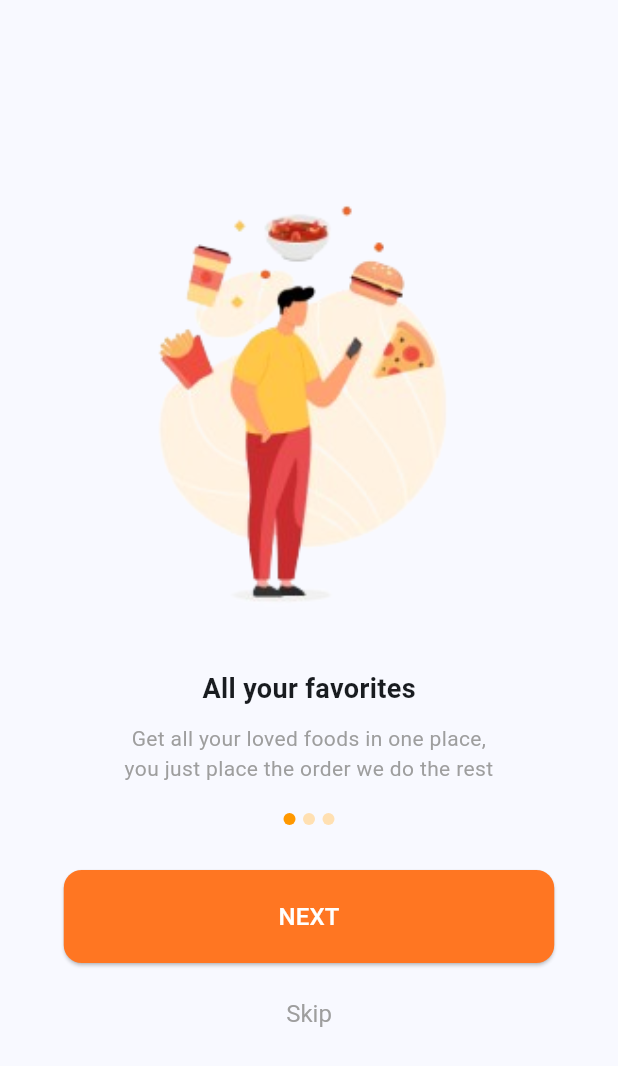
After one commit to TI-POLINDRA/PEMOBILE2-D4RPL2B-PRAKTIKUM4, a Flutter app: the OnboardingScreen screen opened by its route, on a phone screen of 412 x 824 dp. The commit adds this screen. Shown: the top 1066 px of the screen. Run offline on Flutter 3.47's test engine with Material 3 defaults, Android fonts, the phone set to English and light mode, and no system bars; our stand-ins replace flutter_screenutil; Roboto replaces fonts that are missing (sen).

Commit message:
ui: onboarding1 New

```diff
--- a/lib/main.dart
+++ b/lib/main.dart
@@ -2,6 +2,7 @@ import 'package:flutter/material.dart';
 import 'package:flutter_screenutil/flutter_screenutil.dart';
 import 'package:pemobile2_d4rpl3b_praktikum4/screens/login_screen.dart';
 import 'package:pemobile2_d4rpl3b_praktikum4/utils/router_check.dart';
+import 'package:pemobile2_d4rpl3b_praktikum4/screens/onboarding1.dart';
 
 void main() {
   runApp(const MyApp());
@@ -26,6 +27,7 @@ class MyApp extends StatelessWidget {
           routes: {
             '/': (context) => const RouterCheck(),
             '/login': (context) => const LoginScreen(),
+            '/onbording1': (context) => const OnboardingScreen(),
           },
         );
       },
--- /dev/null
+++ b/lib/screens/onboarding1.dart
@@ -0,0 +1,99 @@
+import 'package:flutter/material.dart';
+
+class OnboardingScreen extends StatelessWidget {
+  const OnboardingScreen({super.key});
+
+  @override
+  Widget build(BuildContext context) {
+    return Scaffold(
+      body: Padding(
+        padding: const EdgeInsets.all(20.0),
+        child: Column(
+          mainAxisAlignment: MainAxisAlignment.center,
+          children: [
+            Image.asset(
+              'assets/2.png',
+              width: 240,
+              height: 292,
+              fit: BoxFit.cover,
+            ),
+            const SizedBox(height: 30),
+            const Text(
+              "All your favorites",
+              style: TextStyle(
+                  fontSize: 18, fontWeight: FontWeight.bold, fontFamily: 'sen'),
+            ),
+            const SizedBox(height: 10),
+            const Text(
+              "Get all your loved foods in one place,\n"
+              "you just place the order we do the rest",
+              textAlign: TextAlign.center,
+              style: TextStyle(
+                  fontSize: 14, color: Colors.grey, fontFamily: 'sen'),
+            ),
+            const SizedBox(height: 20),
+            Row(
+              mainAxisAlignment: MainAxisAlignment.center,
+              children: [
+                CircleAvatar(radius: 4, backgroundColor: Colors.orange),
+                const SizedBox(width: 5),
+                CircleAvatar(radius: 4, backgroundColor: Colors.orange[100]),
+                const SizedBox(width: 5),
+                CircleAvatar(radius: 4, backgroundColor: Colors.orange[100]),
+              ],
+            ),
+            const SizedBox(height: 30),
+            SizedBox(
+              width: 327,
+              height: 62,
+              child: ElevatedButton(
+                onPressed: () {
+                  // Add your onPressed functionality here
+                },
+                style: ElevatedButton.styleFrom(
+                  backgroundColor: const Color(0xFFFF7622),
+                  padding: const EdgeInsets.symmetric(vertical: 14),
+                  shape: RoundedRectangleBorder(
+                    borderRadius: BorderRadius.circular(12),
+                  ),
+                ),
+                child: const Text(
+                  "NEXT",
+                  style: TextStyle(
+                    color: Colors.white,
+                    fontSize: 16,
+                  ),
+                ),
+              ),
+            ),
+            const SizedBox(height: 10),
+            TextButton(
+              onPressed: () {
+                // Add your onPressed functionality here
+              },
+              child: const Text(
+                "Skip",
+                textAlign: TextAlign.center,
+                style: TextStyle(
+                  color: Colors.grey,
+                  fontFamily: 'sen',
+                  fontWeight: FontWeight.w400,
+                  fontSize: 16,
+                  height: 1.2,
+                  letterSpacing: 0,
+                ),
+              ),
+            ),
+          ],
+        ),
+      ),
+    );
+  }
+}
+
+void main() {
+  runApp(const MaterialApp(
+    debugShowCheckedModeBanner: false,
+    home: OnboardingScreen(),
+  ));
+}
--- a/lib/utils/router_check.dart
+++ b/lib/utils/router_check.dart
@@ -5,10 +5,10 @@ class RouterCheck extends StatefulWidget {
   const RouterCheck({super.key});
 
   @override
-  _RouterCheckState createState() => _RouterCheckState();
+  RouterCheckState createState() => RouterCheckState();
 }
 
-class _RouterCheckState extends State<RouterCheck> {
+class RouterCheckState extends State<RouterCheck> {
   final TextEditingController _controller = TextEditingController();
 
   @override
@@ -37,7 +37,7 @@ class _RouterCheckState extends State<RouterCheck> {
                 onPressed: () {
                   String route = _controller.text;
                   if (route.isNotEmpty) {
-                    print('Goto Route : ${route}');
+                    print('Goto Route : $route');
                     Navigator.pushNamed(context, route);
                   }
                 },
```
Also changed, not shown: pubspec.yaml (+10 -7 lines), assets/1.png (added), assets/2.png (added), assets/fonts/sen-bold.otf (added), assets/fonts/sen-extrabold.otf (added), assets/fonts/sen-regular.otf (added).
